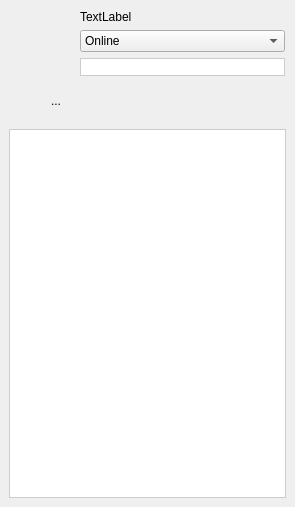
Above: retroshare-gui/src/gui/MessengerWindow.ui from RetroShare/RetroShare before the change. Below: the same form after it.
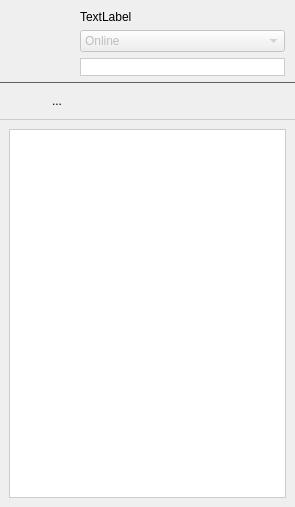
That is the form after the change. Icons and pictures are not drawn.

```diff
--- a/retroshare-gui/src/gui/MessengerWindow.ui
+++ b/retroshare-gui/src/gui/MessengerWindow.ui
@@ -107,7 +107,7 @@
            <item row="1" column="0">
             <widget class="QComboBox" name="statuscomboBox">
              <property name="enabled">
-              <bool>true</bool>
+              <bool>false</bool>
              </property>
              <property name="toolTip">
               <string>&lt;html&gt;&lt;head&gt;&lt;meta name=&quot;qrichtext&quot; content=&quot;1&quot; /&gt;&lt;style type=&quot;text/css&quot;&gt;
@@ -197,11 +197,15 @@
       </property>
       <property name="styleSheet">
        <string notr="true">#frame { 
-border: none;
-background: qlineargradient(x1: 0, y1: 0, x2: 0, y2: 1,
-stop: 0 #a6a6a6, stop: 0.08 #7f7f7f,
-stop: 0.39999 #717171, stop: 0.4 #626262,
-stop: 0.9 #4c4c4c, stop: 1 #333333);
+border-image:none; 
+background-color: qlineargradient(x1: 0, y1: 0, x2: 0.0, y2: 1.0,
+stop: 0 #ffffff,
+stop: 0.4 #eeeeee,
+stop: 0.401 #e2e2e2,
+stop: 1 #dddddd);
+color: #CCCCCC;
+border-top: 1px solid #606060;
+border-bottom: 1px solid #CCCCCC;
 }</string>
       </property>
       <property name="frameShape">
@@ -210,14 +214,11 @@
       <property name="frameShadow">
        <enum>QFrame::Raised</enum>
       </property>
-      <layout class="QHBoxLayout" name="horizontalLayout">
-       <property name="spacing">
-        <number>6</number>
-       </property>
+      <layout class="QGridLayout" name="gridLayout_2">
        <property name="margin">
         <number>6</number>
        </property>
-       <item>
+       <item row="0" column="0">
         <widget class="QToolButton" name="addIMAccountButton">
          <property name="sizePolicy">
           <sizepolicy hsizetype="Expanding" vsizetype="Expanding">
@@ -258,7 +259,7 @@
          </property>
         </widget>
        </item>
-       <item>
+       <item row="0" column="1">
         <widget class="QToolButton" name="shareButton">
          <property name="sizePolicy">
           <sizepolicy hsizetype="Minimum" vsizetype="Expanding">
@@ -290,7 +291,7 @@
          </property>
         </widget>
        </item>
-       <item>
+       <item row="0" column="2">
         <widget class="QPushButton" name="displaypushButton">
          <property name="styleSheet">
           <string notr="true">QPushButton::menu-indicator { 
@@ -318,7 +319,7 @@
          </property>
         </widget>
        </item>
-       <item>
+       <item row="0" column="3">
         <spacer name="horizontalSpacer">
          <property name="orientation">
           <enum>Qt::Horizontal</enum>
```
